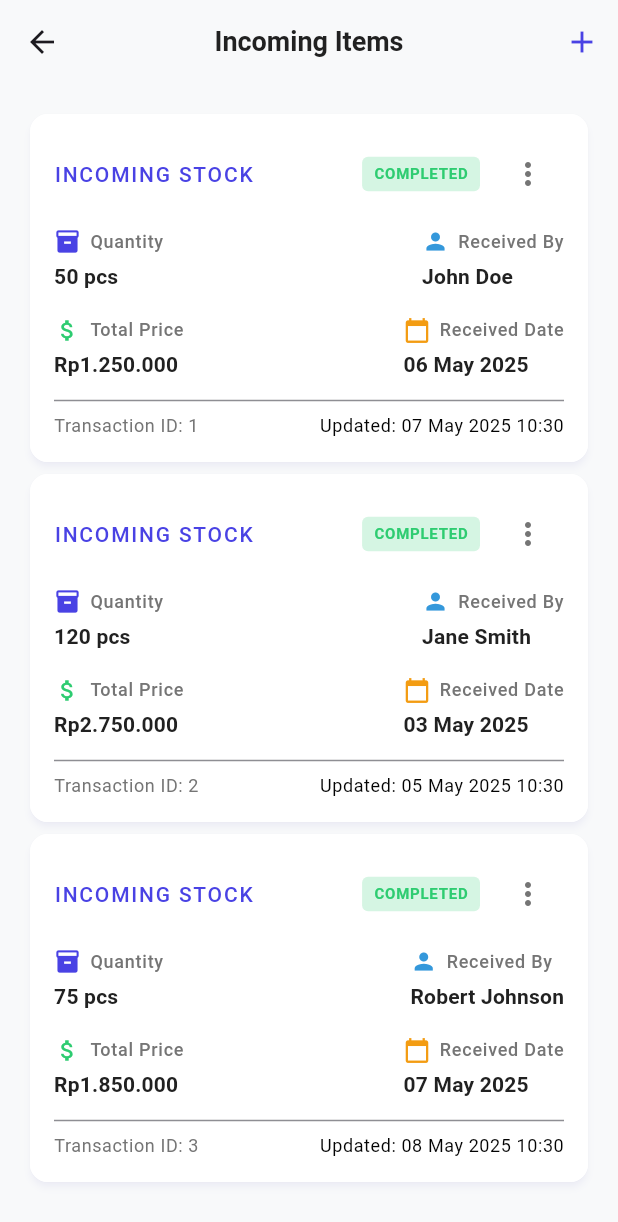
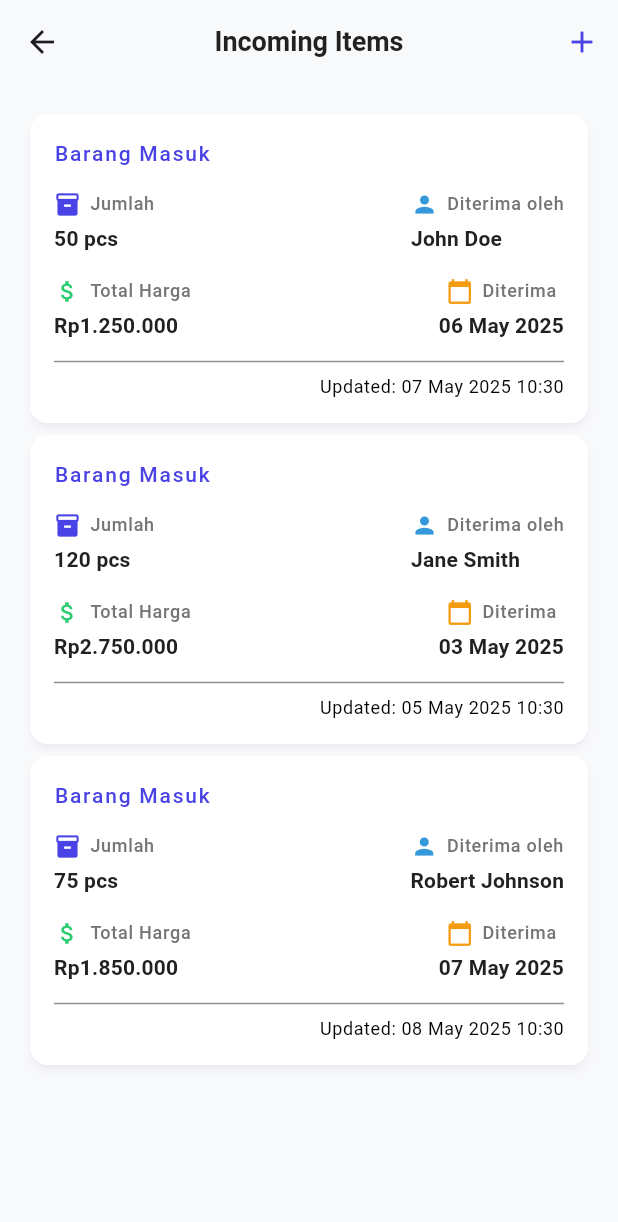
Before and after one commit to kurniaawann/mobile-alumunium, a Flutter app: the IncomingItemPage screen opened directly, on a phone screen of 412 x 824 dp. Shown: the top 1222 px of the screen. Run offline on Flutter 3.47's test engine with Material 3 defaults, Android fonts, the phone set to English and light mode, and no system bars; our stand-ins replace dartz, dio, equatable, flutter_dotenv, flutter_otp_text_field, flutter_svg and 6 more; accounts and stored records are empty.

Commit message:
UPDATE IncomingItemPage: replace custom info item implementation with CustomInfoItem widget and update labels for localization

```diff
--- a/lib/features/presentation/pages/incoming_item_pages/incoming_item_page.dart
+++ b/lib/features/presentation/pages/incoming_item_pages/incoming_item_page.dart
@@ -1,6 +1,7 @@
 import 'package:flutter/material.dart';
 import 'package:intl/intl.dart';
 import 'package:mobile_alumunium/common/theme/app_colors.dart';
+import 'package:mobile_alumunium/common/widgets/custom_info_item.dart';
 import 'package:mobile_alumunium/features/domain/entities/incoming_item/incoming_item.dart';
 
 class IncomingItemPage extends StatelessWidget {
@@ -83,84 +84,58 @@ class IncomingItemPage extends StatelessWidget {
 
     return Card(
       child: Padding(
-        padding: const EdgeInsets.all(16.0),
+        padding: const EdgeInsets.all(16),
         child: Column(
           crossAxisAlignment: CrossAxisAlignment.start,
           children: [
             // Header with actions
             Row(
-              mainAxisAlignment: MainAxisAlignment.spaceBetween,
+              mainAxisAlignment: MainAxisAlignment.start,
               children: [
                 Text(
-                  'INCOMING STOCK',
+                  'Barang Masuk',
                   style: theme.textTheme.labelLarge?.copyWith(
                     color: AppColors.primaryColor,
                     letterSpacing: 1.2,
                   ),
                 ),
-                Row(
-                  children: [
-                    Container(
-                      padding: const EdgeInsets.symmetric(
-                        horizontal: 8,
-                        vertical: 4,
-                      ),
-                      decoration: BoxDecoration(
-                        color: AppColors.successColor.withOpacity(0.2),
-                        borderRadius: BorderRadius.circular(4),
-                      ),
-                      child: Text(
-                        'COMPLETED',
-                        style: theme.textTheme.labelSmall?.copyWith(
-                          color: AppColors.successColor,
-                          fontWeight: FontWeight.w600,
-                        ),
-                      ),
-                    ),
-                    const SizedBox(width: 8),
-                    _buildActionMenu(item, context),
-                  ],
-                ),
+                // _buildActionMenu(item, context),
               ],
             ),
-            const SizedBox(height: 12),
+            const SizedBox(height: 15),
 
             // Main content
             Row(
               mainAxisAlignment: MainAxisAlignment.spaceBetween,
               children: [
-                _buildInfoItem(
-                  context: context,
+                CustomInfoItem(
                   icon: Icons.inventory,
-                  title: 'Quantity',
+                  title: 'Jumlah',
                   value: '${item.quantity} pcs',
                   color: AppColors.primaryColor,
                 ),
-                _buildInfoItem(
-                  context: context,
+                CustomInfoItem(
                   icon: Icons.person,
-                  title: 'Received By',
+                  title: 'Diterima oleh',
                   value: item.receivedBy,
                   color: AppColors.infoColor,
                 ),
               ],
             ),
-            const SizedBox(height: 16),
+            const SizedBox(height: 15),
 
             Row(
               mainAxisAlignment: MainAxisAlignment.spaceBetween,
               children: [
-                _buildInfoItem(
-                  context: context,
+                CustomInfoItem(
                   icon: Icons.attach_money,
-                  title: 'Total Price',
+                  title: 'Total Harga',
                   value: currencyFormat.format(item.priceIncomingItem),
                   color: AppColors.successColor,
                 ),
-                _buildInfoItem(
-                  context: context,
+                CustomInfoItem(
                   icon: Icons.calendar_today,
-                  title: 'Received Date',
+                  title: 'Diterima',
                   value: DateFormat('dd MMM yyyy').format(item.createdAt),
                   color: AppColors.warningColor,
                 ),
@@ -176,14 +151,8 @@ class IncomingItemPage extends StatelessWidget {
 
             // Footer
             Row(
-              mainAxisAlignment: MainAxisAlignment.spaceBetween,
+              mainAxisAlignment: MainAxisAlignment.end,
               children: [
-                Text(
-                  'Transaction ID: ${item.incomingItemsId}',
-                  style: theme.textTheme.bodySmall?.copyWith(
-                    color: AppColors.textSecondary,
-                  ),
-                ),
                 Text(
                   'Updated: ${DateFormat('dd MMM yyyy HH:mm').format(item.updatedAt)}',
                   style: theme.textTheme.bodySmall?.copyWith(),
@@ -219,42 +188,6 @@ class IncomingItemPage extends StatelessWidget {
             leading: Icon(Icons.delete, color: AppColors.errorColor),
             title:
                 Text('Delete', style: Theme.of(context).textTheme.bodyMedium),
-          ),
-        ),
-      ],
-    );
-  }
-
-  Widget _buildInfoItem({
-    required BuildContext context,
-    required IconData icon,
-    required String title,
-    required String value,
-    required Color color,
-  }) {
-    final theme = Theme.of(context);
-
-    return Column(
-      crossAxisAlignment: CrossAxisAlignment.start,
-      children: [
-        Row(
-          children: [
-            Icon(icon, size: 18, color: color),
-            const SizedBox(width: 6),
-            Text(
-              title,
-              style: theme.textTheme.labelMedium?.copyWith(
-                color: AppColors.textSecondary,
-              ),
-            ),
-          ],
-        ),
-        const SizedBox(height: 4),
-        Text(
-          value,
-          style: theme.textTheme.titleMedium?.copyWith(
-            color: AppColors.textPrimary,
-            fontWeight: FontWeight.w600,
           ),
         ),
       ],
```
